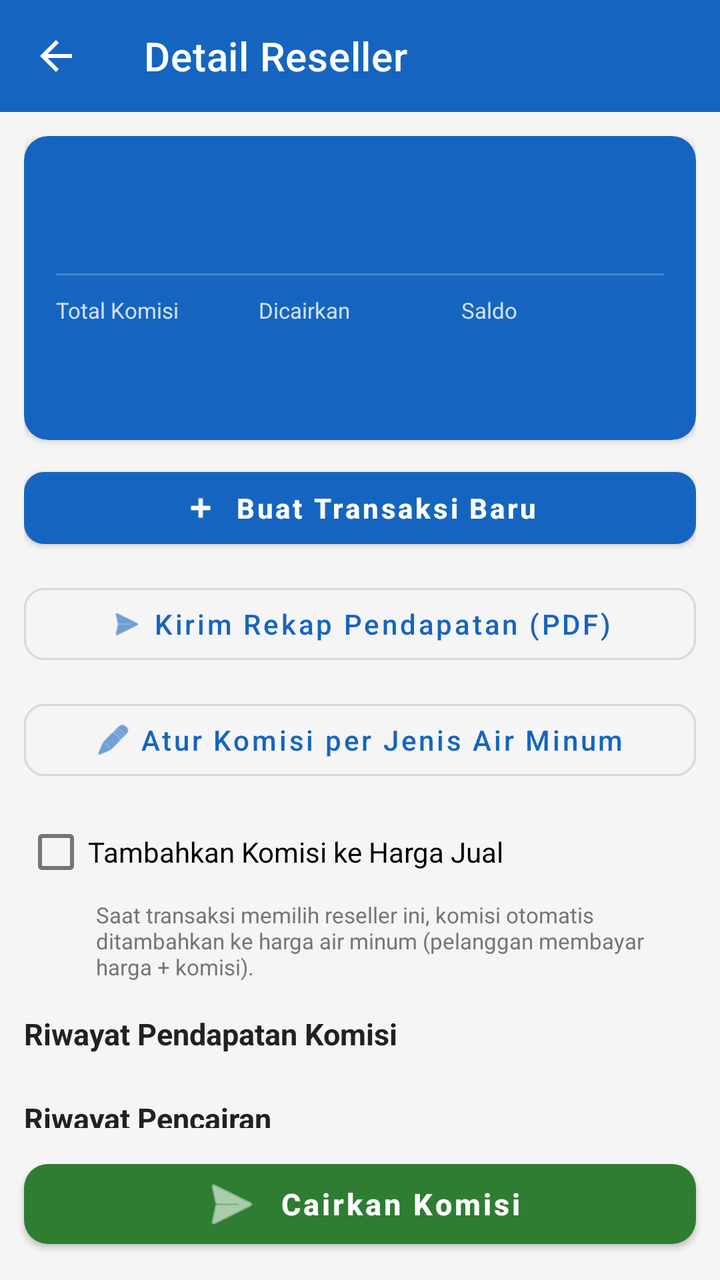
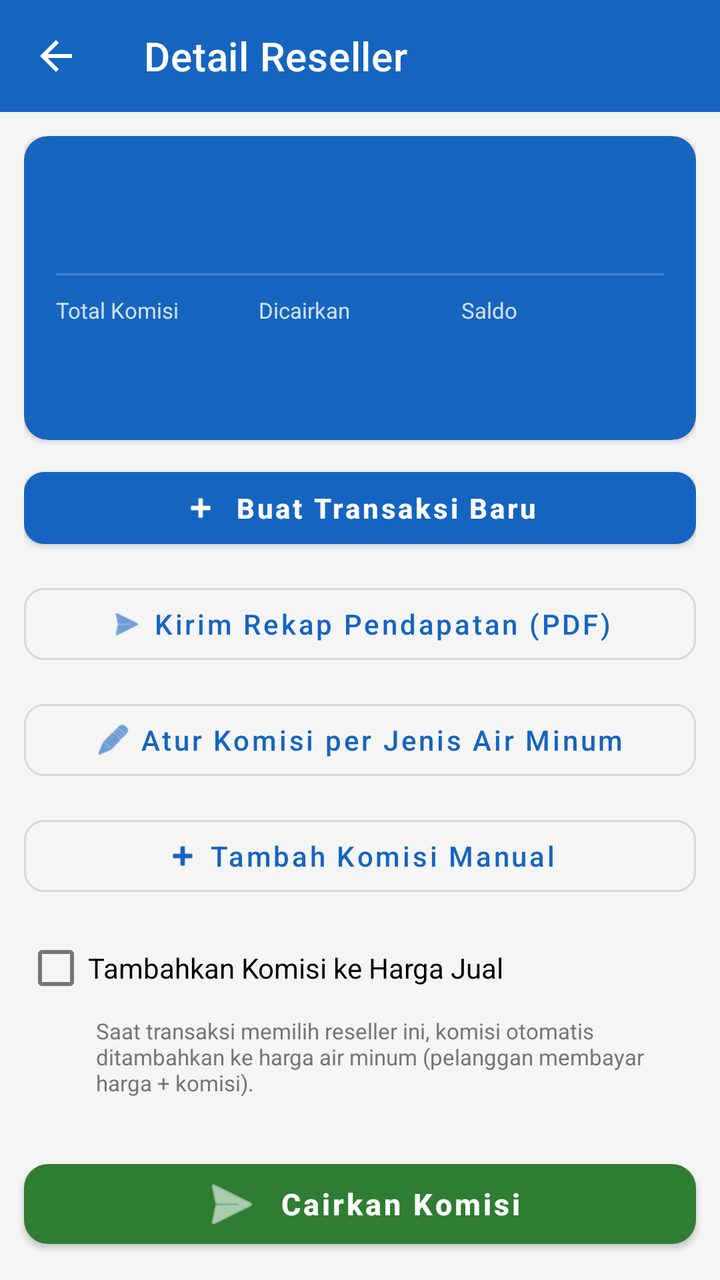

Two renders of the same Android screen: before a commit and after it. Below are the layout's source before the change and the commit's diff.
<!-- AndroidManifest.xml: application theme Theme.DAMIUPOS -->
<!-- res/layout/activity_reseller_detail.xml -->
<?xml version="1.0" encoding="utf-8"?>
<LinearLayout
    xmlns:android="http://schemas.android.com/apk/res/android"
    xmlns:app="http://schemas.android.com/apk/res-auto"
    android:layout_width="match_parent"
    android:layout_height="match_parent"
    android:orientation="vertical"
    android:background="@color/grey_light">

    <com.google.android.material.appbar.AppBarLayout
        android:layout_width="match_parent"
        android:layout_height="wrap_content">

        <androidx.appcompat.widget.Toolbar
            android:id="@+id/toolbar"
            android:layout_width="match_parent"
            android:layout_height="?attr/actionBarSize"
            android:background="@color/primary"
            android:titleTextColor="@color/white"
            app:navigationIcon="@drawable/ic_arrow_back"
            app:title="Detail Reseller" />
    </com.google.android.material.appbar.AppBarLayout>

    <androidx.core.widget.NestedScrollView
        android:layout_width="match_parent"
        android:layout_height="0dp"
        android:layout_weight="1">

        <LinearLayout
            android:layout_width="match_parent"
            android:layout_height="wrap_content"
            android:orientation="vertical"
            android:padding="12dp">

            
            <com.google.android.material.card.MaterialCardView
                android:layout_width="match_parent"
                android:layout_height="wrap_content"
                app:cardBackgroundColor="@color/primary"
                app:cardCornerRadius="12dp"
                app:cardElevation="2dp">

                <LinearLayout
                    android:layout_width="match_parent"
                    android:layout_height="wrap_content"
                    android:orientation="vertical"
                    android:padding="16dp">

                    <TextView
                        android:id="@+id/tvResellerName"
                        android:layout_width="match_parent"
                        android:layout_height="wrap_content"
                        android:textColor="@color/white"
                        android:textSize="18sp"
                        android:textStyle="bold" />

                    <TextView
                        android:id="@+id/tvResellerSince"
                        android:layout_width="match_parent"
                        android:layout_height="wrap_content"
                        android:layout_marginTop="2dp"
                        android:textColor="#CCFFFFFF"
                        android:textSize="12sp" />

                    <View
                        android:layout_width="match_parent"
                        android:layout_height="1dp"
                        android:layout_marginVertical="10dp"
                        android:background="#33FFFFFF" />

                    <LinearLayout
                        android:layout_width="match_parent"
                        android:layout_height="wrap_content"
                        android:orientation="horizontal"
                        android:weightSum="3">

                        <LinearLayout
                            android:layout_width="0dp"
                            android:layout_height="wrap_content"
                            android:layout_weight="1"
                            android:orientation="vertical">

                            <TextView
                                android:layout_width="wrap_content"
                                android:layout_height="wrap_content"
                                android:text="Total Komisi"
                                android:textColor="#CCFFFFFF"
                                android:textSize="11sp" />

                            <TextView
                                android:id="@+id/tvTotalKomisi"
                                android:layout_width="wrap_content"
                                android:layout_height="wrap_content"
                                android:textColor="@color/white"
                                android:textSize="14sp"
                                android:textStyle="bold" />
                        </LinearLayout>

                        <LinearLayout
                            android:layout_width="0dp"
                            android:layout_height="wrap_content"
                            android:layout_weight="1"
                            android:orientation="vertical">

                            <TextView
                                android:layout_width="wrap_content"
                                android:layout_height="wrap_content"
                                android:text="Dicairkan"
                                android:textColor="#CCFFFFFF"
                                android:textSize="11sp" />

                            <TextView
                                android:id="@+id/tvDicairkan"
                                android:layout_width="wrap_content"
                                android:layout_height="wrap_content"
                                android:textColor="@color/white"
                                android:textSize="14sp"
                                android:textStyle="bold" />
                        </LinearLayout>

                        <LinearLayout
                            android:layout_width="0dp"
                            android:layout_height="wrap_content"
                            android:layout_weight="1"
                            android:orientation="vertical">

                            <TextView
                                android:layout_width="wrap_content"
                                android:layout_height="wrap_content"
                                android:text="Saldo"
                                android:textColor="#CCFFFFFF"
                                android:textSize="11sp" />

                            <TextView
                                android:id="@+id/tvSaldo"
                                android:layout_width="wrap_content"
                                android:layout_height="wrap_content"
                                android:textColor="#FFEB3B"
                                android:textSize="14sp"
                                android:textStyle="bold" />
                        </LinearLayout>
                    </LinearLayout>

                    <TextView
                        android:id="@+id/tvTambahSaldo"
                        android:layout_width="match_parent"
                        android:layout_height="wrap_content"
                        android:layout_marginTop="8dp"
                        android:textColor="#FFEB3B"
                        android:textSize="12sp"
                        android:textStyle="bold"
                        android:visibility="gone" />

                    <TextView
                        android:id="@+id/tvKomisiInfo"
                        android:layout_width="match_parent"
                        android:layout_height="wrap_content"
                        android:layout_marginTop="8dp"
                        android:textColor="#CCFFFFFF"
                        android:textSize="11sp" />
                </LinearLayout>
            </com.google.android.material.card.MaterialCardView>

            
            <com.google.android.material.button.MaterialButton
                android:id="@+id/btnBuatTransaksi"
                android:layout_width="match_parent"
                android:layout_height="wrap_content"
                android:layout_marginTop="10dp"
                android:text="Buat Transaksi Baru"
                android:textAllCaps="false"
                android:textStyle="bold"
                app:backgroundTint="@color/primary"
                app:cornerRadius="10dp"
                app:icon="@android:drawable/ic_input_add"
                app:iconGravity="textStart"
                app:iconSize="18dp" />

            
            <com.google.android.material.button.MaterialButton
                android:id="@+id/btnKirimRekap"
                style="@style/Widget.MaterialComponents.Button.OutlinedButton"
                android:layout_width="match_parent"
                android:layout_height="wrap_content"
                android:layout_marginTop="10dp"
                android:text="Kirim Rekap Pendapatan (PDF)"
                android:textAllCaps="false"
                app:cornerRadius="10dp"
                app:icon="@android:drawable/ic_menu_send"
                app:iconGravity="textStart"
                app:iconSize="18dp" />

            
            <com.google.android.material.button.MaterialButton
                android:id="@+id/btnAturKomisi"
                style="@style/Widget.MaterialComponents.Button.OutlinedButton"
                android:layout_width="match_parent"
                android:layout_height="wrap_content"
                android:layout_marginTop="10dp"
                android:text="Atur Komisi per Jenis Air Minum"
                android:textAllCaps="false"
                app:cornerRadius="10dp"
                app:icon="@android:drawable/ic_menu_edit"
                app:iconGravity="textStart"
                app:iconSize="18dp" />

            
            <com.google.android.material.checkbox.MaterialCheckBox
                android:id="@+id/cbKomisiKeHarga"
                android:layout_width="match_parent"
                android:layout_height="wrap_content"
                android:layout_marginTop="8dp"
                android:text="Tambahkan Komisi ke Harga Jual"
                android:textSize="14sp" />

            <TextView
                android:layout_width="match_parent"
                android:layout_height="wrap_content"
                android:layout_marginStart="36dp"
                android:text="Saat transaksi memilih reseller ini, komisi otomatis ditambahkan ke harga air minum (pelanggan membayar harga + komisi)."
                android:textColor="@color/text_secondary"
                android:textSize="11sp" />

            
            <TextView
                android:layout_width="match_parent"
                android:layout_height="wrap_content"
                android:layout_marginTop="16dp"
                android:text="Riwayat Pendapatan Komisi"
                android:textColor="@color/text_primary"
                android:textSize="15sp"
                android:textStyle="bold" />

            <androidx.recyclerview.widget.RecyclerView
                android:id="@+id/rvKomisi"
                android:layout_width="match_parent"
                android:layout_height="wrap_content"
                android:layout_marginTop="6dp"
                android:nestedScrollingEnabled="false" />

            <TextView
                android:id="@+id/tvEmptyKomisi"
                android:layout_width="match_parent"
                android:layout_height="wrap_content"
                android:layout_marginTop="6dp"
                android:gravity="center"
                android:padding="16dp"
                android:text="Belum ada transaksi penjualan sejak jadi reseller"
                android:textColor="@color/grey_medium"
                android:textSize="13sp"
                android:visibility="gone" />

            
            <TextView
                android:layout_width="match_parent"
                android:layout_height="wrap_content"
                android:layout_marginTop="16dp"
                android:text="Riwayat Pencairan"
                android:textColor="@color/text_primary"
                android:textSize="15sp"
                android:textStyle="bold" />

            <androidx.recyclerview.widget.RecyclerView
                android:id="@+id/rvWithdrawals"
                android:layout_width="match_parent"
                android:layout_height="wrap_content"
                android:layout_marginTop="6dp"
                android:nestedScrollingEnabled="false" />

            <TextView
                android:id="@+id/tvEmptyWd"
                android:layout_width="match_parent"
                android:layout_height="wrap_content"
                android:layout_marginTop="6dp"
                android:gravity="center"
                android:padding="16dp"
                android:text="Belum ada pencairan"
                android:textColor="@color/grey_medium"
                android:textSize="13sp"
                android:visibility="gone" />
        </LinearLayout>
    </androidx.core.widget.NestedScrollView>

    <com.google.android.material.button.MaterialButton
        android:id="@+id/btnCairkan"
        android:layout_width="match_parent"
        android:layout_height="wrap_content"
        android:layout_margin="12dp"
        android:text="Cairkan Komisi"
        android:textAllCaps="false"
        android:textSize="15sp"
        android:textStyle="bold"
        app:backgroundTint="@color/green"
        app:cornerRadius="12dp"
        app:icon="@android:drawable/ic_menu_send"
        app:iconGravity="textStart" />
</LinearLayout>
<!-- resources referenced by this layout -->
<resources>
  <color name="green">#2E7D32</color>
  <color name="grey_light">#F5F5F5</color>
  <color name="grey_medium">#9E9E9E</color>
  <color name="primary">#1565C0</color>
  <color name="text_primary">#212121</color>
  <color name="text_secondary">#757575</color>
  <color name="white">#FFFFFF</color>
  <!-- drawable ic_arrow_back (drawable) -->
  <?xml version="1.0" encoding="utf-8"?>
  <vector xmlns:android="http://schemas.android.com/apk/res/android"
      android:width="24dp"
      android:height="24dp"
      android:viewportWidth="24"
      android:viewportHeight="24"
      android:tint="@color/white">
      <path
          android:fillColor="#FFFFFF"
          android:pathData="M20,11H7.83l5.59,-5.59L12,4l-8,8 8,8 1.41,-1.41L7.83,13H20v-2z" />
  </vector>
  <style name="Theme.DAMIUPOS" parent="Theme.MaterialComponents.Light.NoActionBar">
          
          <item name="android:forceDarkAllowed">false</item>
          <item name="colorPrimary">@color/primary</item>
          <item name="colorPrimaryDark">@color/primary_dark</item>
          <item name="colorAccent">@color/accent</item>
          <item name="android:statusBarColor">@color/primary_dark</item>
          
          <item name="toolbarStyle">@style/DAMIUToolbar</item>
          <item name="titleTextColor">@color/white</item>
          <item name="actionMenuTextColor">@color/white</item>
          
          <item name="actionOverflowButtonStyle">@style/DAMIUOverflowButton</item>
          
          <item name="textInputStyle">@style/DAMIUTextInputLayout</item>
          <item name="editTextStyle">@style/DAMIUEditText</item>
          <item name="android:editTextStyle">@style/DAMIUEditText</item>
      </style>
  <color name="primary_dark">#0D47A1</color>
  <color name="accent">#FF6F00</color>
  <style name="DAMIUToolbar" parent="Widget.MaterialComponents.Toolbar">
          <item name="titleTextColor">@color/white</item>
          <item name="subtitleTextColor">@color/white</item>
          <item name="android:background">@color/primary</item>
          
          <item name="android:theme">@style/DAMIUToolbarOverlay</item>
      </style>
  <style name="DAMIUOverflowButton" parent="Widget.AppCompat.ActionButton.Overflow">
          <item name="android:tint">@color/white</item>
          <item name="tint">@color/white</item>
      </style>
  <style name="DAMIUTextInputLayout" parent="Widget.MaterialComponents.TextInputLayout.OutlinedBox">
          <item name="boxBackgroundColor">@color/input_field_bg</item>
          <item name="boxStrokeColor">@color/input_box_stroke</item>
          <item name="boxStrokeWidth">1dp</item>
          <item name="boxStrokeWidthFocused">2dp</item>
          <item name="hintTextColor">@color/text_secondary</item>
          <item name="android:textColorHint">@color/text_secondary</item>
      </style>
  <style name="DAMIUEditText" parent="Widget.AppCompat.EditText">
          <item name="android:background">@color/input_field_bg</item>
          <item name="android:textColor">@color/text_primary</item>
          <item name="android:textColorHint">@color/text_secondary</item>
          <item name="android:padding">12dp</item>
      </style>
  <style name="DAMIUToolbarOverlay" parent="ThemeOverlay.MaterialComponents.Dark.ActionBar">
          <item name="colorControlNormal">@color/white</item>
      </style>
  <color name="input_field_bg">#D6DCE3</color>
</resources>

<!-- the commit's change to res/layout/activity_reseller_detail.xml (unified diff, before → after) -->
@@ -201,6 +201,20 @@
                 android:textAllCaps="false"
                 app:cornerRadius="10dp"
                 app:icon="@android:drawable/ic_menu_edit"
+                app:iconGravity="textStart"
+                app:iconSize="18dp" />
+
+            
+            <com.google.android.material.button.MaterialButton
+                android:id="@+id/btnTambahKomisi"
+                style="@style/Widget.MaterialComponents.Button.OutlinedButton"
+                android:layout_width="match_parent"
+                android:layout_height="wrap_content"
+                android:layout_marginTop="10dp"
+                android:text="Tambah Komisi Manual"
+                android:textAllCaps="false"
+                app:cornerRadius="10dp"
+                app:icon="@android:drawable/ic_input_add"
                 app:iconGravity="textStart"
                 app:iconSize="18dp" />
 
